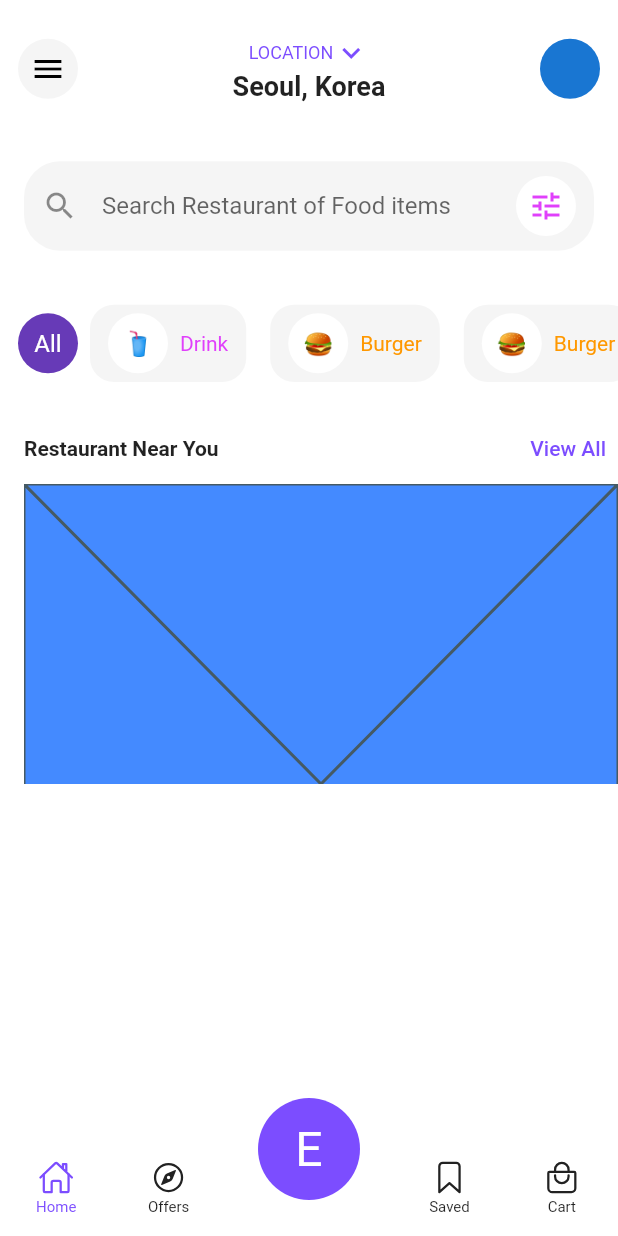
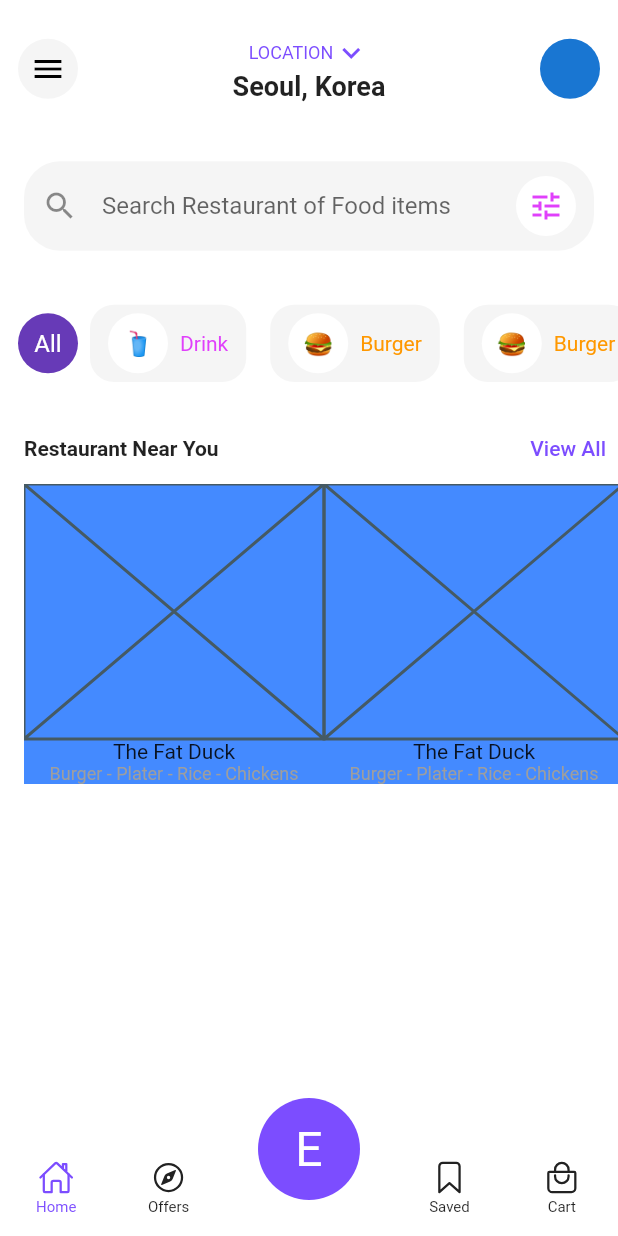
Before and after one commit to JAICHANGPARK/flutter_notebook_18th_story, a Flutter app: the screen it shows after launch, on a phone screen of 412 x 824 dp. Run offline on Flutter 3.47's test engine with Material 2 defaults, Android fonts, the phone set to English and light mode, and no system bars; our stand-ins replace cached_network_image, flutter_riverpod, go_router, ionicons.

Commit message:
Update food_delivery_home_screen.dart

```diff
--- a/lib/ep1054_food_delivery_app/src/ui/food_delivery_home_screen.dart
+++ b/lib/ep1054_food_delivery_app/src/ui/food_delivery_home_screen.dart
@@ -257,22 +257,26 @@ class _FoodDeliveryHomeScreenState extends State<FoodDeliveryHomeScreen> {
                               child: Container(
                                 color: Colors.blueAccent,
                                 child: ListView.builder(
+                                  scrollDirection: Axis.horizontal,
                                   itemBuilder: (context, index) {
-                                    return Column(children: [
-                                      Expanded(child: Placeholder()),
+                                    return SizedBox(
+                                      width: 200,
+                                      child: Column(children: [
+                                        const Expanded(child: Placeholder()),
                                         Column(
                                           children: [
-                                          Text("The Fat Duck"),
-                                          Text(
+                                            const Text("The Fat Duck"),
+                                            const Text(
                                               "Burger - Plater - Rice - Chickens",
-                                            style: TextStyle(
+                                              style: const TextStyle(
                                                 fontSize: 12,
                                                 color: Colors.grey,
                                               ),
                                             )
                                           ],
                                         )
-                                    ]);
+                                      ]),
+                                    );
                                   },
                                 ),
                               ),
```
Lines whose indentation alone changed are shown as unchanged.
